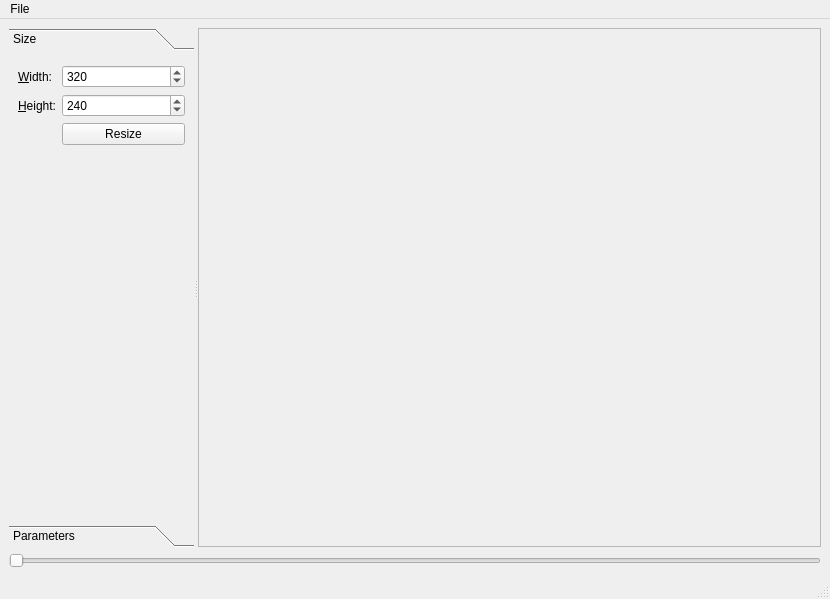
First picture: the form in viewer/viewer.ui, repository rectalogic/webvfx, before the edit.
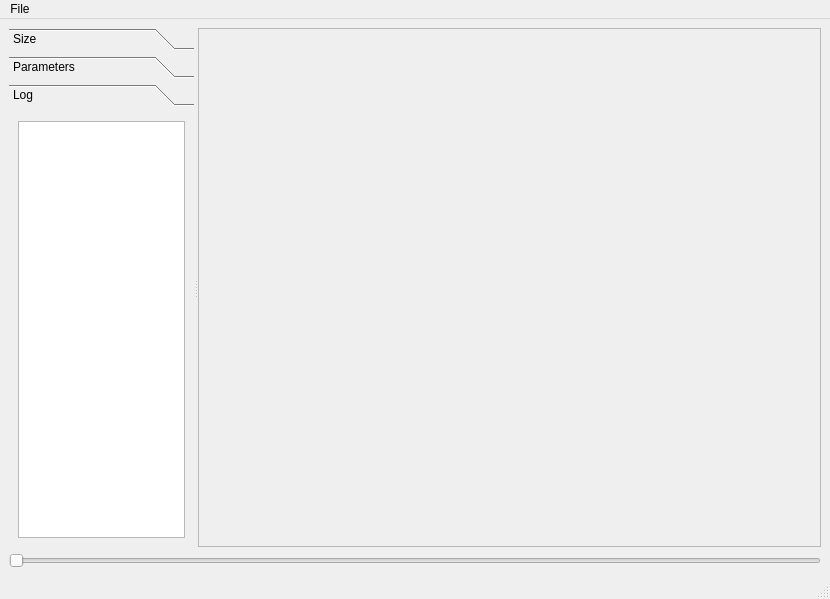
Second picture: the form after the edit.

Commit message:
Simplify log messages. Add log panel to viewer.
Display slider time in viewer app.

The edit to the form file:
```diff
--- a/viewer/viewer.ui
+++ b/viewer/viewer.ui
@@ -31,7 +31,7 @@
            </sizepolicy>
           </property>
           <property name="currentIndex">
-           <number>0</number>
+           <number>2</number>
           </property>
           <widget class="QWidget" name="sizePage">
            <property name="geometry">
@@ -39,7 +39,7 @@
              <x>0</x>
              <y>0</y>
              <width>173</width>
-             <height>428</height>
+             <height>394</height>
             </rect>
            </property>
            <attribute name="label">
@@ -181,6 +181,26 @@
             </item>
            </layout>
           </widget>
+          <widget class="QWidget" name="logPage">
+           <attribute name="label">
+            <string>Log</string>
+           </attribute>
+           <layout class="QGridLayout" name="gridLayout_4">
+            <item row="0" column="0">
+             <widget class="QPlainTextEdit" name="logTextEdit">
+              <property name="undoRedoEnabled">
+               <bool>false</bool>
+              </property>
+              <property name="lineWrapMode">
+               <enum>QPlainTextEdit::NoWrap</enum>
+              </property>
+              <property name="readOnly">
+               <bool>true</bool>
+              </property>
+             </widget>
+            </item>
+           </layout>
+          </widget>
          </widget>
         </item>
        </layout>
```
Left out of the diff: 8 changed lines with no effect on the pictures. The commit also changes 4 other files.
